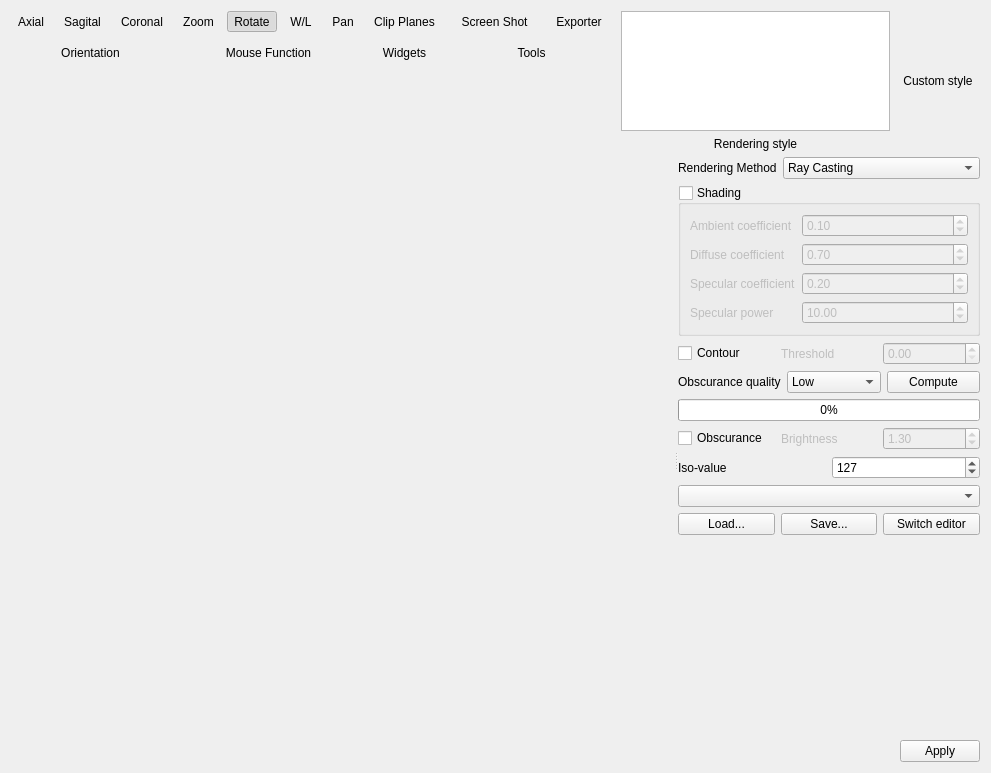
Qt form starviewer/src/extensions/main/q3dviewer/q3dviewerextensionbase.ui (starviewer-medical/starviewer) before a commit.
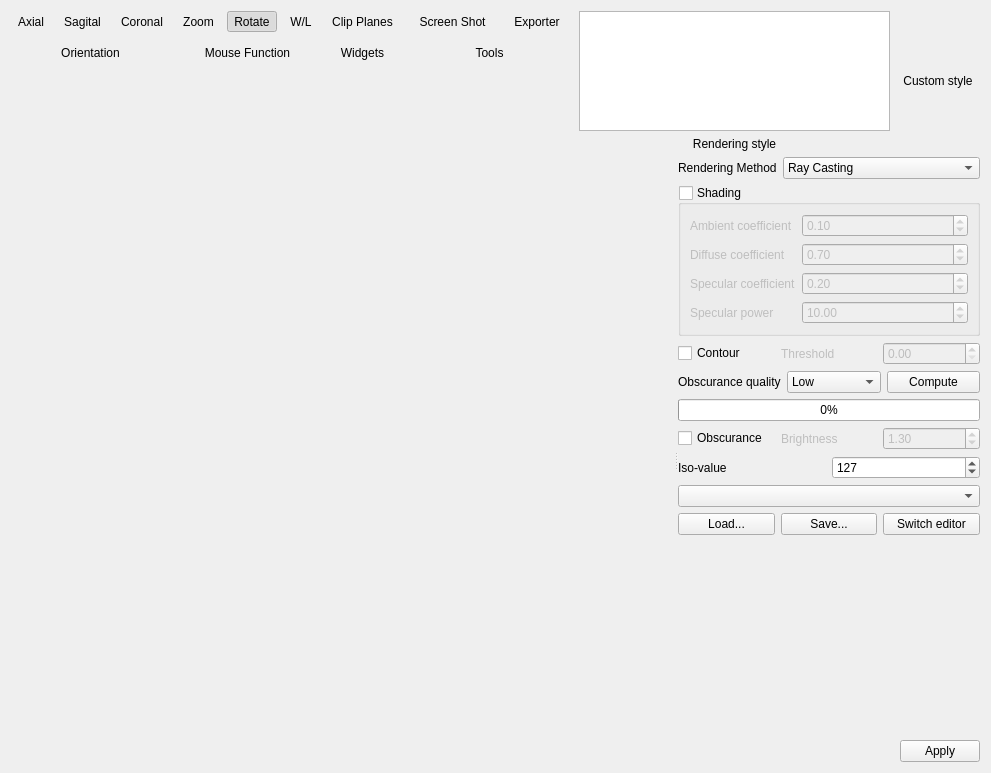
The same form after that commit. Icons and pictures are not drawn. Custom widgets are drawn as their Qt base class.

Commit message: ENH: Eliminem els botons de l'eina de pan a totes les extensions, ja que és una eina que sempre està activa, no pot ser destituida per cap altre i en el 2D i el 3D sempre estava amagada. Això serveix de pas previ per al ticket #1798 per si decidim finalment treure-li el shortcut.

Patch:
```diff
--- a/starviewer/src/extensions/main/q3dviewer/q3dviewerextensionbase.ui
+++ b/starviewer/src/extensions/main/q3dviewer/q3dviewerextensionbase.ui
@@ -256,36 +256,6 @@
                   </property>
                 </widget>
               </item>
-              <item>
-                <widget class="QToolButton" name="m_panToolButton">
-                  <property name="text">
-                    <string>Pan</string>
-                  </property>
-                  <property name="icon">
-                    <iconset resource="../../../main/main.qrc">
-                      <normaloff>:/images/move.png</normaloff>:/images/move.png
-                    </iconset>
-                  </property>
-                  <property name="iconSize">
-                    <size>
-                      <width>32</width>
-                      <height>32</height>
-                    </size>
-                  </property>
-                  <property name="checkable">
-                    <bool>true</bool>
-                  </property>
-                  <property name="checked">
-                    <bool>false</bool>
-                  </property>
-                  <property name="toolButtonStyle">
-                    <enum>Qt::ToolButtonTextUnderIcon</enum>
-                  </property>
-                  <property name="autoRaise">
-                    <bool>true</bool>
-                  </property>
-                </widget>
-              </item>
             </layout>
           </item>
           <item>
```
Left out of the diff: 30 changed lines with no effect on the pictures. Lines whose indentation alone changed are shown as unchanged. The commit also changes 5 other files.
